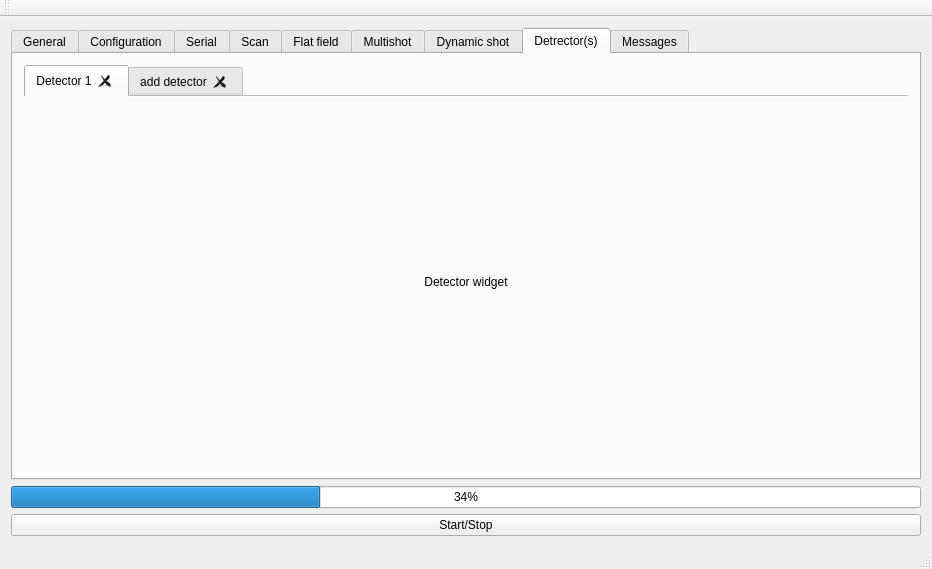
This is ctgui_mainwindow.ui in AustralianSynchrotron/ctgui as Qt 5 draws it before an edit. The edited form follows.
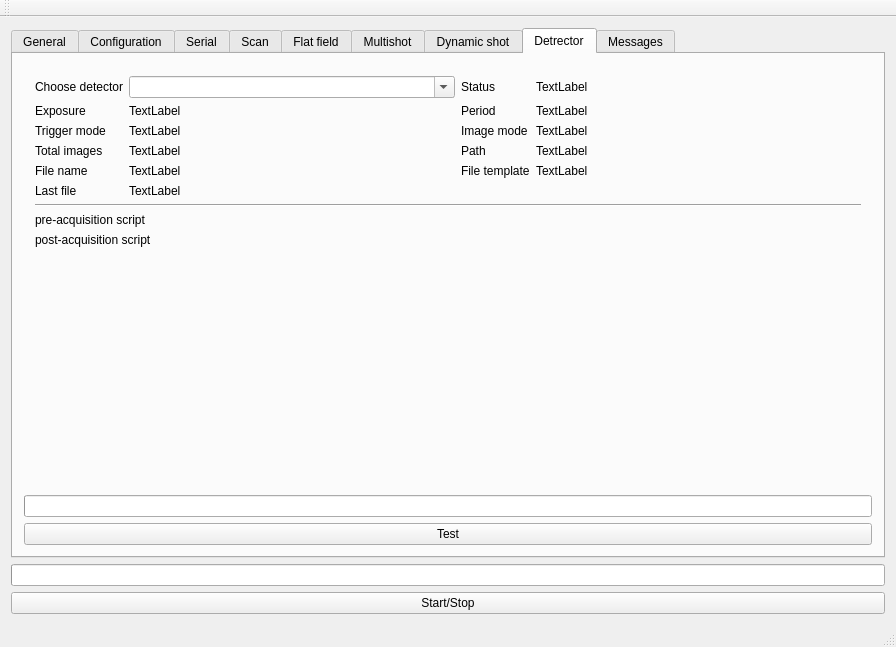
This is the edited form. The open tabs and pages were chosen to show the change. Icons and pictures are not drawn. Custom widgets are drawn as their Qt base class.

Patch:
```diff
--- a/ctgui_mainwindow.ui
+++ b/ctgui_mainwindow.ui
@@ -6,8 +6,8 @@
    <rect>
     <x>0</x>
     <y>0</y>
-    <width>932</width>
-    <height>569</height>
+    <width>896</width>
+    <height>647</height>
    </rect>
   </property>
   <property name="windowTitle">
@@ -1491,42 +1491,243 @@
         <string>Detector parameters</string>
        </property>
        <attribute name="title">
-        <string>Detrector(s)</string>
+        <string>Detrector</string>
        </attribute>
        <layout class="QVBoxLayout" name="verticalLayout_16">
         <item>
-         <widget class="QTabWidget" name="tabWidget">
-          <property name="currentIndex">
-           <number>0</number>
+         <widget class="QWidget" name="detectorWidget" native="true">
+          <layout class="QGridLayout" name="gridLayout_3">
+           <item row="0" column="0">
+            <widget class="QLabel" name="label_2">
+             <property name="sizePolicy">
+              <sizepolicy hsizetype="Fixed" vsizetype="Preferred">
+               <horstretch>0</horstretch>
+               <verstretch>0</verstretch>
+              </sizepolicy>
+             </property>
+             <property name="text">
+              <string>Choose detector</string>
+             </property>
+            </widget>
+           </item>
+           <item row="0" column="1">
+            <widget class="QComboBox" name="detSelection">
+             <property name="editable">
+              <bool>true</bool>
+             </property>
+            </widget>
+           </item>
+           <item row="0" column="2">
+            <widget class="QLabel" name="label_16">
+             <property name="sizePolicy">
+              <sizepolicy hsizetype="Fixed" vsizetype="Preferred">
+               <horstretch>0</horstretch>
+               <verstretch>0</verstretch>
+              </sizepolicy>
+             </property>
+             <property name="text">
+              <string>Status</string>
+             </property>
+            </widget>
+           </item>
+           <item row="0" column="3">
+            <widget class="QLabel" name="detStatus">
+             <property name="text">
+              <string>TextLabel</string>
+             </property>
+            </widget>
+           </item>
+           <item row="1" column="0">
+            <widget class="QLabel" name="label_6">
+             <property name="text">
+              <string>Exposure</string>
+             </property>
+            </widget>
+           </item>
+           <item row="1" column="1">
+            <widget class="QVariantLabel" name="detExposure">
+             <property name="text">
+              <string>TextLabel</string>
+             </property>
+            </widget>
+           </item>
+           <item row="1" column="2">
+            <widget class="QLabel" name="label_8">
+             <property name="text">
+              <string>Period</string>
+             </property>
+            </widget>
+           </item>
+           <item row="1" column="3">
+            <widget class="QVariantLabel" name="detPeriod">
+             <property name="text">
+              <string>TextLabel</string>
+             </property>
+            </widget>
+           </item>
+           <item row="2" column="0">
+            <widget class="QLabel" name="label_18">
+             <property name="text">
+              <string>Trigger mode</string>
+             </property>
+            </widget>
+           </item>
+           <item row="2" column="1">
+            <widget class="QLabel" name="detTriggerMode">
+             <property name="text">
+              <string>TextLabel</string>
+             </property>
+            </widget>
+           </item>
+           <item row="2" column="2">
+            <widget class="QLabel" name="label_19">
+             <property name="text">
+              <string>Image mode</string>
+             </property>
+            </widget>
+           </item>
+           <item row="2" column="3">
+            <widget class="QLabel" name="detImageMode">
+             <property name="text">
+              <string>TextLabel</string>
+             </property>
+            </widget>
+           </item>
+           <item row="3" column="0">
+            <widget class="QLabel" name="label_20">
+             <property name="text">
+              <string>Total images</string>
+             </property>
+            </widget>
+           </item>
+           <item row="3" column="2">
+            <widget class="QLabel" name="label_28">
+             <property name="text">
+              <string>Path</string>
+             </property>
+            </widget>
+           </item>
+           <item row="3" column="3">
+            <widget class="QLabel" name="detPath">
+             <property name="text">
+              <string>TextLabel</string>
+             </property>
+            </widget>
+           </item>
+           <item row="4" column="0">
+            <widget class="QLabel" name="label_23">
+             <property name="text">
+              <string>File name</string>
+             </property>
+            </widget>
+           </item>
+           <item row="4" column="1">
+            <widget class="QLabel" name="detFileName">
+             <property name="text">
+              <string>TextLabel</string>
+             </property>
+            </widget>
+           </item>
+           <item row="4" column="2">
+            <widget class="QLabel" name="label_22">
+             <property name="text">
+              <string>File template</string>
+             </property>
+            </widget>
+           </item>
+           <item row="4" column="3">
+            <widget class="QLabel" name="detFileTemplate">
+             <property name="text">
+              <string>TextLabel</string>
+             </property>
+            </widget>
+           </item>
+           <item row="5" column="0">
+            <widget class="QLabel" name="label_12">
+             <property name="text">
+              <string>Last file</string>
+             </property>
+            </widget>
+           </item>
+           <item row="5" column="1" colspan="3">
+            <widget class="QLabel" name="detFileLastName">
+             <property name="text">
+              <string>TextLabel</string>
+             </property>
+            </widget>
+           </item>
+           <item row="6" column="0" colspan="4">
+            <widget class="Line" name="line_3">
+             <property name="orientation">
+              <enum>Qt::Horizontal</enum>
+             </property>
+            </widget>
+           </item>
+           <item row="7" column="0" colspan="4">
+            <layout class="QGridLayout" name="gridLayout_11">
+             <item row="0" column="0">
+              <widget class="QLabel" name="preAqScriptLabel_3">
+               <property name="sizePolicy">
+                <sizepolicy hsizetype="Fixed" vsizetype="Preferred">
+                 <horstretch>0</horstretch>
+                 <verstretch>0</verstretch>
+                </sizepolicy>
+               </property>
+               <property name="text">
+                <string>pre-acquisition script</string>
+               </property>
+              </widget>
+             </item>
+             <item row="1" column="0">
+              <widget class="QLabel" name="postAqScriptLabel_3">
+               <property name="text">
+                <string>post-acquisition script</string>
+               </property>
+              </widget>
+             </item>
+             <item row="0" column="1">
+              <widget class="Script" name="preAqScript" native="true"/>
+             </item>
+             <item row="1" column="1">
+              <widget class="Script" name="postAqScript" native="true"/>
+             </item>
+            </layout>
+           </item>
+           <item row="3" column="1">
+            <widget class="QVariantLabel" name="detTotalImages">
+             <property name="text">
+              <string>TextLabel</string>
+             </property>
+            </widget>
+           </item>
+          </layout>
+         </widget>
+        </item>
+        <item>
+         <spacer name="verticalSpacer_5">
+          <property name="orientation">
+           <enum>Qt::Vertical</enum>
           </property>
-          <property name="documentMode">
-           <bool>true</bool>
+          <property name="sizeHint" stdset="0">
+           <size>
+            <width>20</width>
+            <height>40</height>
+           </size>
           </property>
-          <property name="tabsClosable">
-           <bool>true</bool>
+         </spacer>
+        </item>
+        <item>
+         <widget class="QProgressBar" name="detProgress">
+          <property name="format">
+           <string>Detector progress: %p% (%v of %m)</string>
           </property>
-          <widget class="QWidget" name="tab_4">
-           <attribute name="title">
-            <string>Detector 1</string>
-           </attribute>
-           <layout class="QHBoxLayout" name="horizontalLayout_12">
-            <item>
-             <widget class="QLabel" name="label_12">
-              <property name="text">
-               <string>Detector widget</string>
-              </property>
-              <property name="alignment">
-               <set>Qt::AlignCenter</set>
-              </property>
-             </widget>
-            </item>
-           </layout>
-          </widget>
-          <widget class="QWidget" name="tab_5">
-           <attribute name="title">
-            <string>add detector</string>
-           </attribute>
-          </widget>
+         </widget>
+        </item>
+        <item>
+         <widget class="QPushButton" name="testDetector">
+          <property name="text">
+           <string>Test</string>
+          </property>
          </widget>
         </item>
        </layout>
@@ -1560,8 +1761,8 @@
 
 Appears only when a scan is running.</string>
       </property>
-      <property name="value">
-       <number>34</number>
+      <property name="format">
+       <string>Overall progress: %p%</string>
       </property>
      </widget>
     </item>
```
Left out of the diff: 1680 changed lines with no effect on the pictures.
